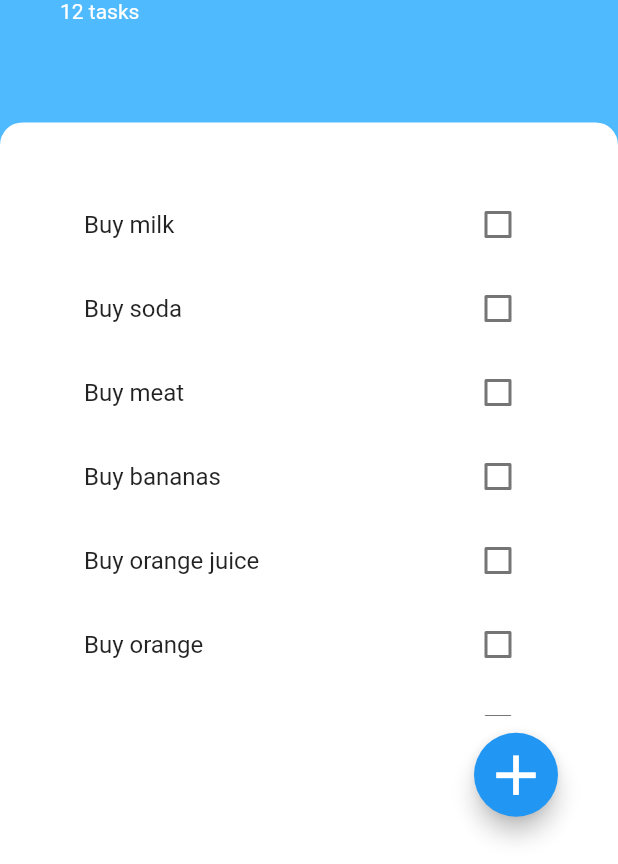
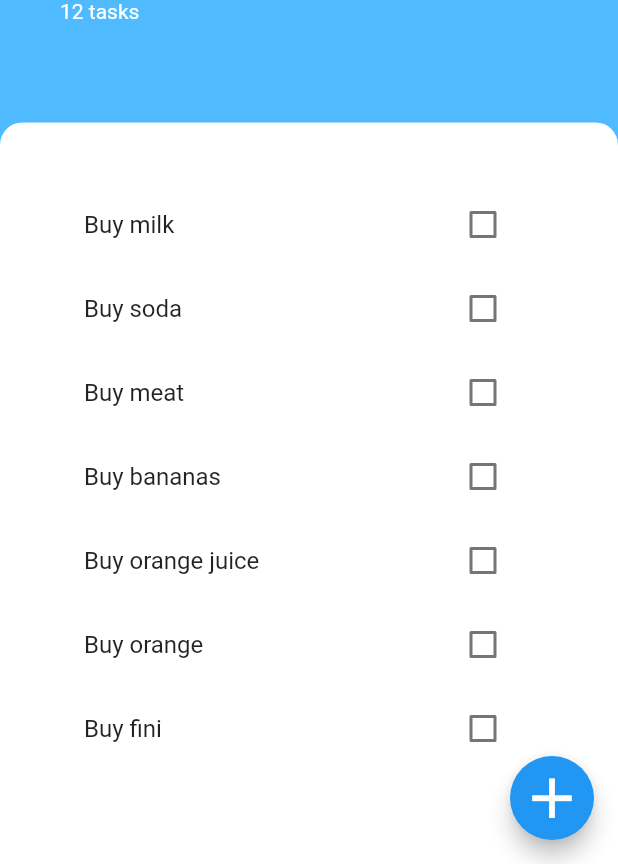
Before and after one commit to ArturAssisComp/todoey, a Flutter app: the screen it shows after launch, on a phone screen of 412 x 824 dp, the part 372-1236 px from its top. Run offline on Flutter 3.47's test engine with Material 2 defaults, Android fonts, the phone set to English and light mode, and no system bars.

Commit message:
implement the basic interface

```diff
--- a/lib/constants.dart
+++ b/lib/constants.dart
@@ -1,7 +1,7 @@
 import 'package:flutter/material.dart';
 
 const double kGlobalLeftPadding = 40;
-const double kGlobalRightPadding = 40;
+const double kGlobalRightPadding = 50;
 const double kGlobalTopPadding = 40;
 const double kGlobalBottomPadding = 20;
 const Color kBackgroundColor = Color(0xFF50BAFF);
--- a/lib/user_interface/screens/home.dart
+++ b/lib/user_interface/screens/home.dart
@@ -61,6 +61,13 @@ class Home extends StatelessWidget {
   @override
   Widget build(BuildContext context) {
     return Scaffold(
+      floatingActionButton: FloatingActionButton(
+        child: const Icon(
+          Icons.add,
+          size: 45,
+        ),
+        onPressed: () {},
+      ),
       backgroundColor: kBackgroundColor,
       body: SafeArea(
         child: Column(
@@ -89,15 +96,10 @@ class Home extends StatelessWidget {
                 child: Padding(
                   padding: const EdgeInsets.only(
                     top: kGlobalTopPadding,
-                    bottom: kGlobalBottomPadding,
+                    bottom: 4 * kGlobalBottomPadding,
                     left: kGlobalLeftPadding,
                     right: kGlobalRightPadding,
                   ),
-                  child: Column(
-                    crossAxisAlignment: CrossAxisAlignment.stretch,
-                    children: [
-                      Expanded(
-                        flex: 9,
                   child: ListView(
                     children: const [
                       Task(description: 'Buy milk'),
@@ -110,22 +112,6 @@ class Home extends StatelessWidget {
                     ],
                   ),
                 ),
-                      Expanded(
-                        flex: 2,
-                        child: Align(
-                          alignment: Alignment.centerRight,
-                          child: FloatingActionButton(
-                            child: const Icon(
-                              Icons.add,
-                              size: 45,
-                            ),
-                            onPressed: () {},
-                          ),
-                        ),
-                      ),
-                    ],
-                  ),
-                ),
               ),
             ),
           ],
```
Lines whose indentation alone changed are shown as unchanged.
